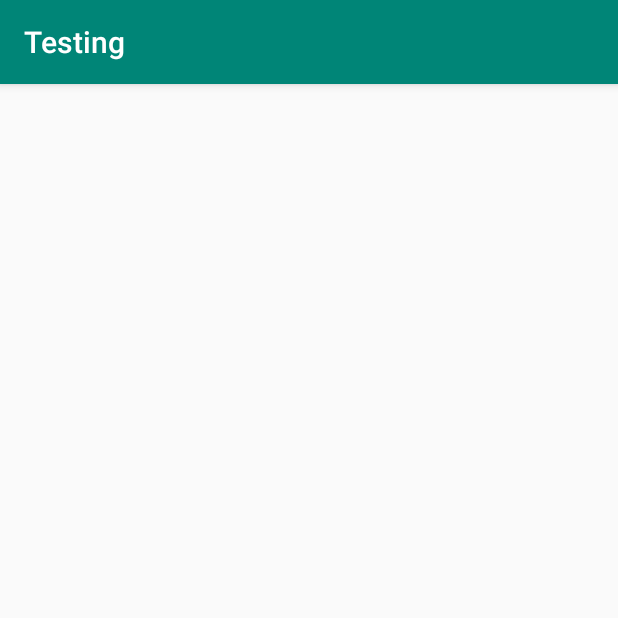
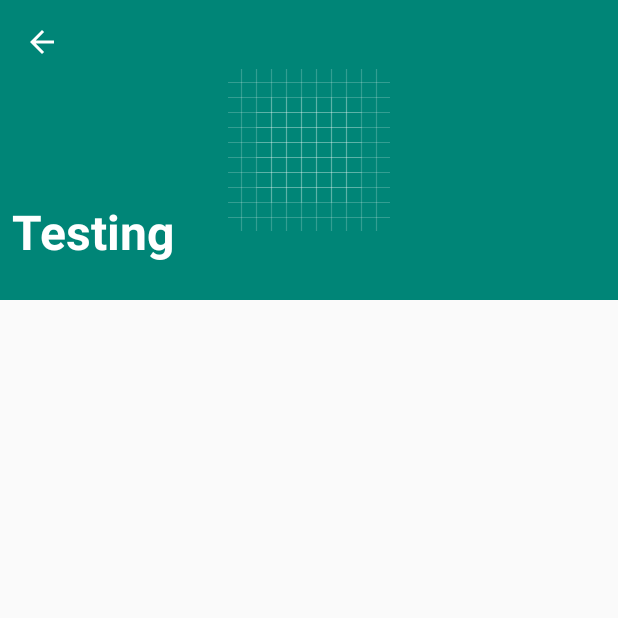
Before and after one commit to jain-aayush1123/PlaygroundApp, an Android app: the CollapsingToolbar screen opened directly, with no data from a screen before it, on a phone screen of 412 x 824 dp, the top half of it. Run offline under Robolectric (Android 15) with nearby library versions, the phone set to English and light mode, and no system bars.

Commit message:
collapsing toolbar

```diff
--- a/app/build.gradle
+++ b/app/build.gradle
@@ -26,20 +26,22 @@ dependencies {
     testImplementation 'junit:junit:4.12'
     androidTestImplementation 'androidx.test.ext:junit:1.1.0'
     androidTestImplementation 'androidx.test.espresso:espresso-core:3.1.1'
-
+    //drawing graphs
     implementation 'com.jjoe64:graphview:4.2.2'
-
+    //firebase
     implementation 'com.google.firebase:firebase-analytics:17.2.1'
-
+    //machine learning
     implementation 'com.google.firebase:firebase-ml-vision:24.0.0'
     implementation 'com.google.firebase:firebase-ml-vision-image-label-model:19.0.0'
     implementation 'com.google.firebase:firebase-ml-vision-object-detection-model:19.0.2'
-
+    //automatically handle camera view lifecycle
     implementation 'com.otaliastudios:cameraview:2.4.0'
-
+    //image loading
     implementation 'com.squareup.picasso:picasso:2.5.2'
-
+    //butterknife
     implementation 'com.jakewharton:butterknife:8.2.1'
     annotationProcessor 'com.jakewharton:butterknife-compiler:8.2.1'
+    //implemting motion layout
+    implementation 'androidx.constraintlayout:constraintlayout:2.0.0-beta3'
 }
 apply plugin: 'com.google.gms.google-services'
--- a/app/src/main/java/awsm/awsmizng/u/banking/Activities/CollapsingToolbar.java
+++ b/app/src/main/java/awsm/awsmizng/u/banking/Activities/CollapsingToolbar.java
@@ -1,13 +1,18 @@
 package awsm.awsmizng.u.banking.Activities;
 
+import androidx.appcompat.app.ActionBar;
 import androidx.appcompat.app.AppCompatActivity;
 
 import android.os.Bundle;
+
+import awsm.awsmizng.u.banking.R;
 
 public class CollapsingToolbar extends AppCompatActivity {
     @Override
     protected void onCreate(Bundle savedInstanceState) {
         super.onCreate(savedInstanceState);
         setContentView(R.layout.activity_collapsing_toolbar);
+        ActionBar bar = getSupportActionBar();
+        bar.hide();
     }
 }
--- /dev/null
+++ b/app/src/main/res/drawable/ic_back_arrow.xml
@@ -0,0 +1,5 @@
+<vector android:height="24dp" android:tint="#FFFFFF"
+    android:viewportHeight="24.0" android:viewportWidth="24.0"
+    android:width="24dp" xmlns:android="http://schemas.android.com/apk/res/android">
+    <path android:fillColor="#FF000000" android:pathData="M20,11H7.83l5.59,-5.59L12,4l-8,8 8,8 1.41,-1.41L7.83,13H20v-2z"/>
+</vector>
--- a/app/src/main/res/layout/activity_collapsing_toolbar.xml
+++ b/app/src/main/res/layout/activity_collapsing_toolbar.xml
@@ -1,9 +1,60 @@
 <?xml version="1.0" encoding="utf-8"?>
-<androidx.constraintlayout.widget.ConstraintLayout xmlns:android="http://schemas.android.com/apk/res/android"
+<androidx.constraintlayout.motion.widget.MotionLayout
+    xmlns:android="http://schemas.android.com/apk/res/android"
     xmlns:app="http://schemas.android.com/apk/res-auto"
     xmlns:tools="http://schemas.android.com/tools"
     android:layout_width="match_parent"
     android:layout_height="match_parent"
+    app:layoutDescription="@xml/collapsing_toolbar"
     tools:context=".Activities.CollapsingToolbar">
 
-</androidx.constraintlayout.widget.ConstraintLayout>
+    <ScrollView
+        android:id="@+id/recyclerview"
+        android:layout_width="0dp"
+        android:layout_height="0dp"
+        app:layout_constraintBottom_toBottomOf="parent"
+        app:layout_constraintEnd_toEndOf="parent"
+        app:layout_constraintStart_toStartOf="parent"
+        app:layout_constraintTop_toBottomOf="@+id/toolbar_image" />
+
+    <ImageView
+        android:id="@+id/toolbar_image"
+        android:layout_width="0dp"
+        android:layout_height="200dp"
+        android:adjustViewBounds="true"
+        android:contentDescription="@null"
+        app:layout_constraintStart_toStartOf="parent"
+        app:layout_constraintEnd_toEndOf="parent"
+        app:layout_constraintTop_toTopOf="parent"
+        android:fitsSystemWindows="true"
+        android:scaleType="center"
+        android:src="@drawable/ic_launcher_background"
+        android:background="@color/colorPrimary" />
+
+    <ImageView
+        android:id="@android:id/home"
+        android:layout_width="wrap_content"
+        android:layout_height="wrap_content"
+        android:paddingStart="16dp"
+        android:paddingEnd="16dp"
+        android:paddingTop="16dp"
+        android:paddingBottom="16dp"
+        android:src="@drawable/ic_back_arrow"
+        android:tint="?android:attr/textColorPrimaryInverse"
+        app:layout_constraintStart_toStartOf="parent"
+        app:layout_constraintTop_toTopOf="parent"/>
+
+    <TextView
+        android:id="@+id/title"
+        android:layout_width="wrap_content"
+        android:layout_height="wrap_content"
+        android:layout_marginStart="8dp"
+        android:layout_marginBottom="24dp"
+        android:text="@string/app_name"
+        android:textColor="?android:attr/textColorPrimaryInverse"
+        android:textSize="32sp"
+        android:textStyle="bold"
+        app:layout_constraintBottom_toBottomOf="@id/toolbar_image"
+        app:layout_constraintStart_toStartOf="parent" />
+
+</androidx.constraintlayout.motion.widget.MotionLayout>
--- /dev/null
+++ b/app/src/main/res/xml/collapsing_toolbar.xml
@@ -0,0 +1,65 @@
+<?xml version="1.0" encoding="utf-8"?>
+<MotionScene
+    xmlns:android="http://schemas.android.com/apk/res/android"
+    xmlns:app="http://schemas.android.com/apk/res-auto">
+
+    <Transition
+        app:constraintSetEnd="@id/collapsed"
+        app:constraintSetStart="@id/expanded">
+
+        <OnSwipe
+            app:dragDirection="dragUp"
+            app:touchAnchorId="@id/recyclerview"
+            app:touchAnchorSide="top" />
+
+    </Transition>
+
+    <ConstraintSet android:id="@+id/expanded">
+        <Constraint
+            android:id="@id/toolbar_image"
+            android:layout_height="200dp"
+            app:layout_constraintEnd_toEndOf="parent"
+            app:layout_constraintStart_toStartOf="parent"
+            app:layout_constraintTop_toTopOf="parent">
+            <CustomAttribute
+                app:attributeName="imageAlpha"
+                app:customIntegerValue="255" />
+        </Constraint>
+        <Constraint
+            android:id="@id/title"
+            android:layout_width="wrap_content"
+            android:layout_height="wrap_content"
+            android:layout_marginStart="8dp"
+            android:layout_marginBottom="24dp"
+            android:scaleX="1.0"
+            android:scaleY="1.0"
+            app:layout_constraintBottom_toBottomOf="@id/toolbar_image"
+            app:layout_constraintStart_toStartOf="parent"></Constraint>
+    </ConstraintSet>
+
+    <ConstraintSet android:id="@+id/collapsed">
+        <Constraint
+            android:id="@id/toolbar_image"
+            android:layout_height="?attr/actionBarSize"
+            app:layout_constraintEnd_toEndOf="parent"
+            app:layout_constraintStart_toStartOf="parent"
+            app:layout_constraintTop_toTopOf="parent">
+            <CustomAttribute
+                app:attributeName="imageAlpha"
+                app:customIntegerValue="0" />
+        </Constraint>
+        <Constraint
+            android:id="@id/title"
+            android:layout_width="wrap_content"
+            android:layout_height="wrap_content"
+            android:layout_marginStart="20dp"
+            android:layout_marginBottom="0dp"
+            android:scaleX="0.625"
+            android:scaleY="0.625"
+            app:layout_constraintBottom_toBottomOf="@id/toolbar_image"
+            app:layout_constraintStart_toStartOf="parent"
+            app:layout_constraintTop_toTopOf="@id/toolbar_image"></Constraint>
+
+    </ConstraintSet>
+
+</MotionScene>
```
Also changed, not shown: app/src/main/res/drawable/lips1_01.png (added).
